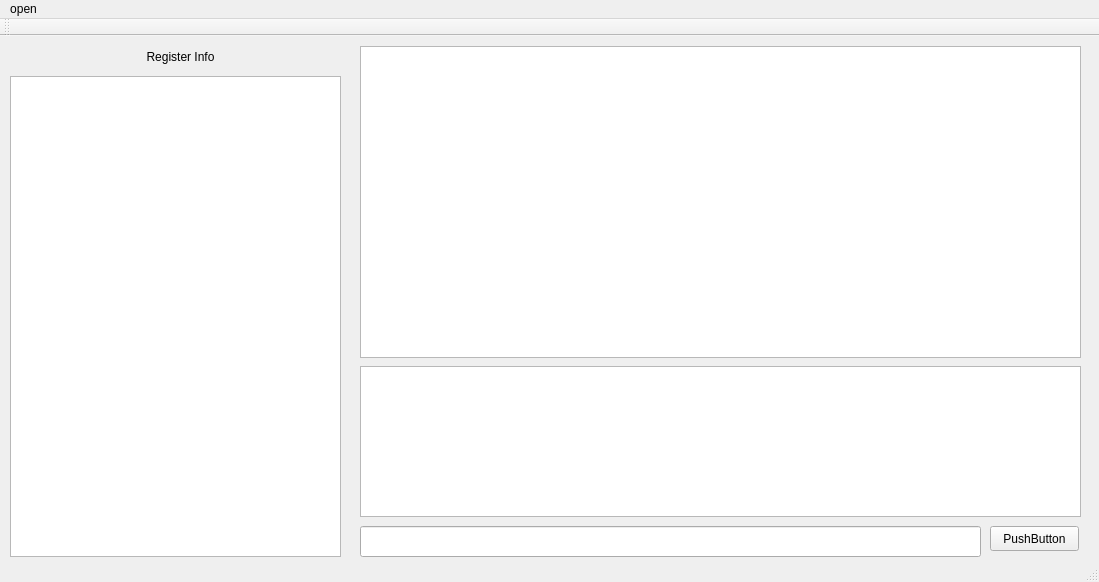
Above: UI/mainwindow.ui from COA-Group/TEMU_Spim before the change. Below: the same form after it.
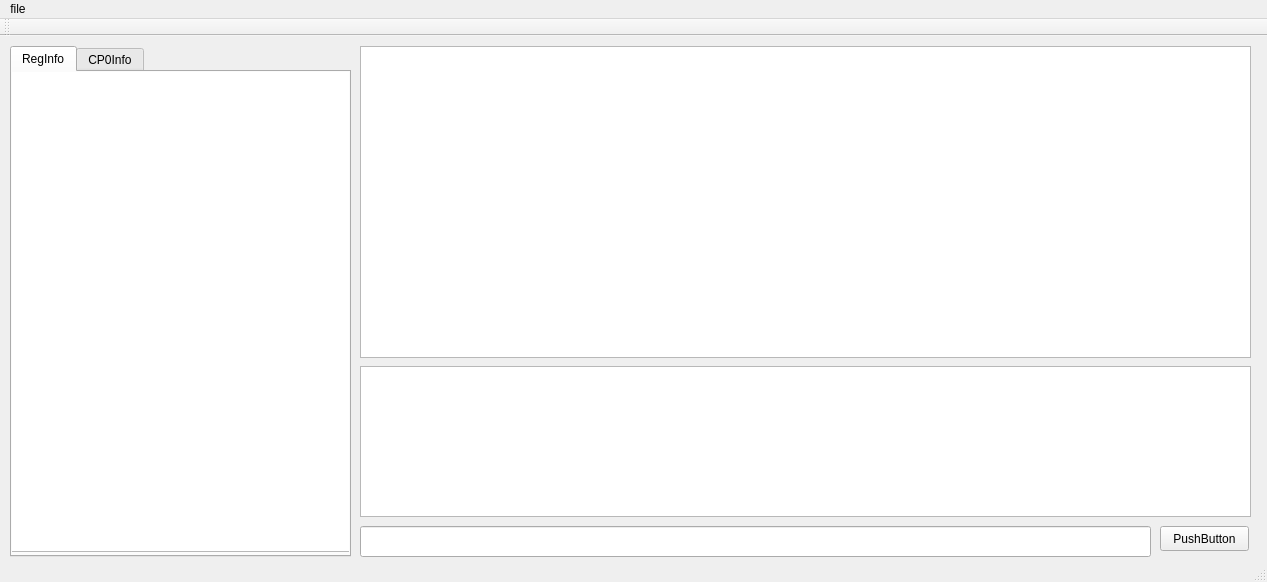
That is the form after the change.

Patch:
```diff
--- a/UI/mainwindow.ui
+++ b/UI/mainwindow.ui
@@ -6,7 +6,7 @@
    <rect>
     <x>0</x>
     <y>0</y>
-    <width>1099</width>
+    <width>1267</width>
     <height>582</height>
    </rect>
   </property>
@@ -17,7 +17,7 @@
    <widget class="QPushButton" name="pushButton">
     <property name="geometry">
      <rect>
-      <x>990</x>
+      <x>1160</x>
       <y>490</y>
       <width>89</width>
       <height>25</height>
@@ -27,41 +27,12 @@
      <string>PushButton</string>
     </property>
    </widget>
-   <widget class="QLabel" name="label">
-    <property name="geometry">
-     <rect>
-      <x>90</x>
-      <y>10</y>
-      <width>181</width>
-      <height>21</height>
-     </rect>
-    </property>
-    <property name="styleSheet">
-     <string notr="true"/>
-    </property>
-    <property name="text">
-     <string>Register Info</string>
-    </property>
-    <property name="alignment">
-     <set>Qt::AlignCenter</set>
-    </property>
-   </widget>
-   <widget class="QTextBrowser" name="regInfo">
-    <property name="geometry">
-     <rect>
-      <x>10</x>
-      <y>40</y>
-      <width>331</width>
-      <height>481</height>
-     </rect>
-    </property>
-   </widget>
    <widget class="QTextBrowser" name="cmd">
     <property name="geometry">
      <rect>
       <x>360</x>
       <y>330</y>
-      <width>721</width>
+      <width>891</width>
       <height>151</height>
      </rect>
     </property>
@@ -71,7 +42,7 @@
      <rect>
       <x>360</x>
       <y>490</y>
-      <width>621</width>
+      <width>791</width>
       <height>31</height>
      </rect>
     </property>
@@ -81,24 +52,67 @@
      <rect>
       <x>360</x>
       <y>10</y>
-      <width>721</width>
+      <width>891</width>
       <height>312</height>
      </rect>
     </property>
    </widget>
+   <widget class="QTabWidget" name="tabWidget">
+    <property name="geometry">
+     <rect>
+      <x>10</x>
+      <y>10</y>
+      <width>341</width>
+      <height>511</height>
+     </rect>
+    </property>
+    <property name="currentIndex">
+     <number>0</number>
+    </property>
+    <widget class="QWidget" name="tab">
+     <attribute name="title">
+      <string>RegInfo</string>
+     </attribute>
+     <widget class="QTextBrowser" name="regInfo">
+      <property name="geometry">
+       <rect>
+        <x>-1</x>
+        <y>-1</y>
+        <width>341</width>
+        <height>481</height>
+       </rect>
+      </property>
+     </widget>
+    </widget>
+    <widget class="QWidget" name="tab_2">
+     <attribute name="title">
+      <string>CP0Info</string>
+     </attribute>
+     <widget class="QTextBrowser" name="cp0Info">
+      <property name="geometry">
+       <rect>
+        <x>-1</x>
+        <y>-1</y>
+        <width>341</width>
+        <height>481</height>
+       </rect>
+      </property>
+     </widget>
+    </widget>
+   </widget>
   </widget>
   <widget class="QMenuBar" name="menuBar">
    <property name="geometry">
     <rect>
      <x>0</x>
      <y>0</y>
-     <width>1099</width>
+     <width>1267</width>
      <height>22</height>
     </rect>
    </property>
    <widget class="QMenu" name="menuopen">
     <property name="title">
-     <string>open</string>
+     <string>file</string>
     </property>
    </widget>
    <addaction name="menuopen"/>
```
Left out of the diff: 6 changed lines with no effect on the pictures.
